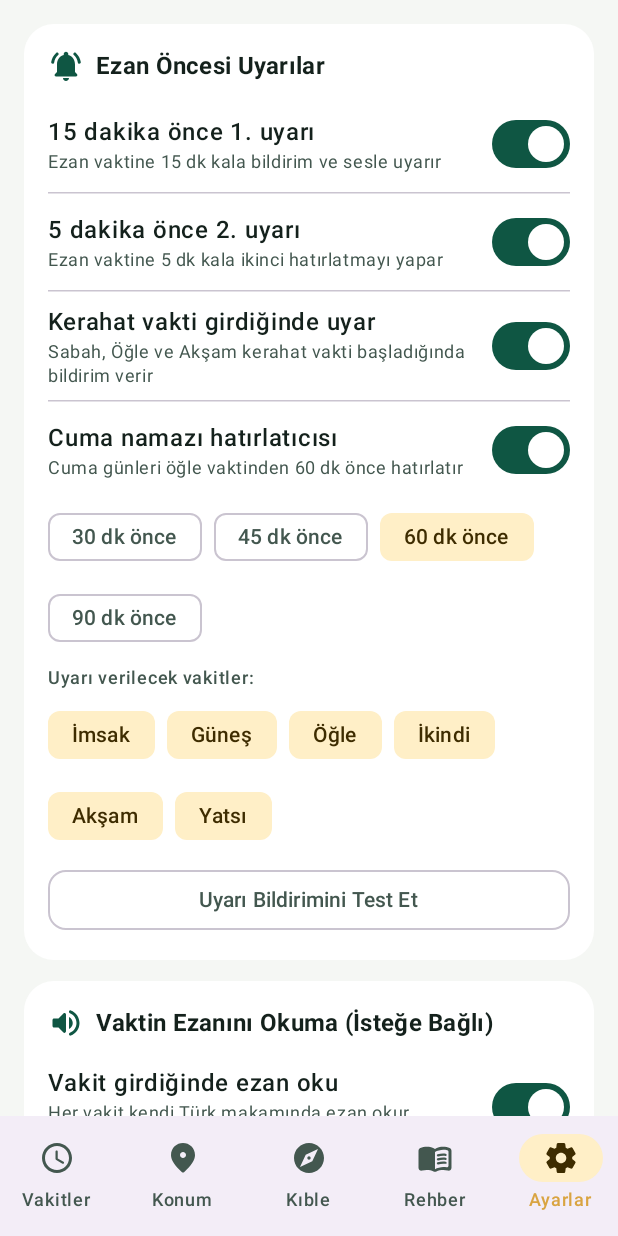
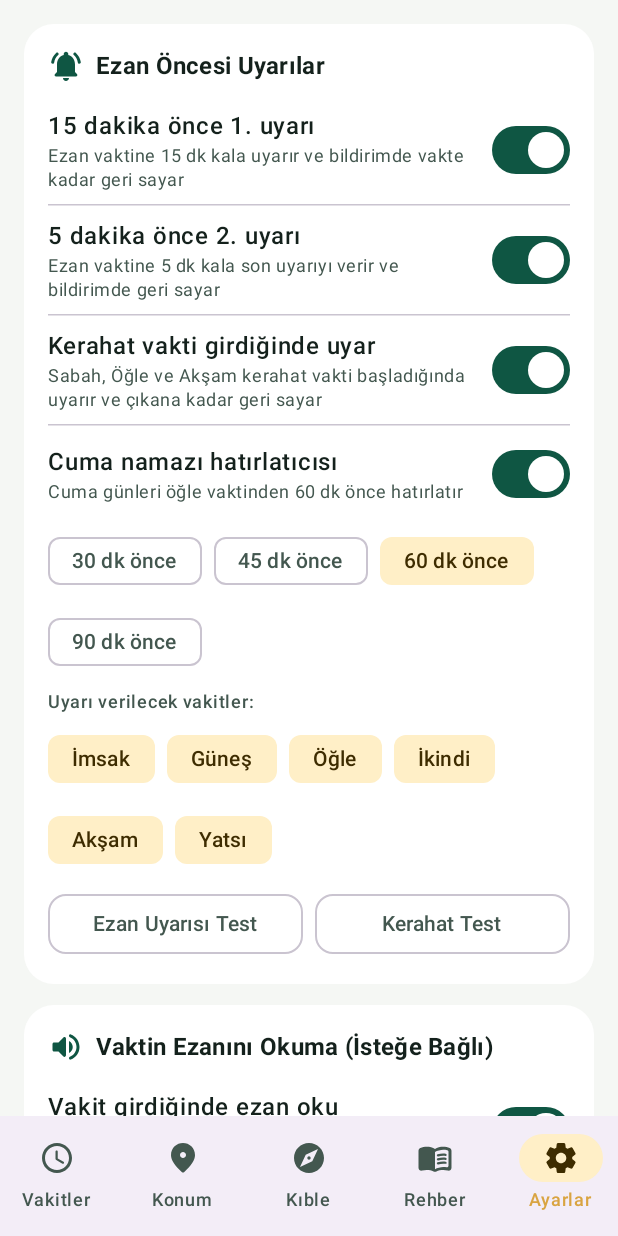
Before and after one commit to haliyucel/namaz-vakitleri, an Android app built with Jetpack Compose: the screen it shows after launch (MainActivity), item 5 of the bottom bar chosen, on a phone screen of 412 x 824 dp. Run offline under Robolectric (Android 15) with nearby library versions, the phone set to English and light mode, and no system bars.

Commit message:
v1.0.9: Live countdown notifications for pre-prayer warnings and Kerahat exit

```diff
--- a/app/build.gradle.kts
+++ b/app/build.gradle.kts
@@ -11,8 +11,8 @@ android {
         applicationId = "com.namazvakti.app"
         minSdk = 26
         targetSdk = 34
-        versionCode = 9
-        versionName = "1.0.8"
+        versionCode = 10
+        versionName = "1.0.9"
     }
 
     signingConfigs {
--- a/app/src/main/java/com/namazvakti/app/alarm/AutoSilentManager.kt
+++ b/app/src/main/java/com/namazvakti/app/alarm/AutoSilentManager.kt
@@ -257,6 +257,10 @@ object AutoSilentManager {
             .setSmallIcon(R.drawable.ic_stat_mosque)
             .setContentTitle("Sessiz Mod Aktif ($prayerName)")
             .setContentText("Telefon $restoreTimeText saatinde tekrar sesli moda geçecek.")
+            .setWhen(restoreAtMillis)
+            .setShowWhen(true)
+            .setUsesChronometer(true)
+            .setChronometerCountDown(true)
             .setOngoing(true)
             .setContentIntent(openIntent)
             .addAction(0, "Şimdi Sesliye Al", restoreIntent)
--- a/app/src/main/java/com/namazvakti/app/alarm/NotificationChannels.kt
+++ b/app/src/main/java/com/namazvakti/app/alarm/NotificationChannels.kt
@@ -31,10 +31,10 @@ object NotificationChannels {
 
         val warnings = NotificationChannel(
             CHANNEL_WARNINGS,
-            "Ezan Öncesi Uyarılar (15 dk / 5 dk)",
+            "Ezan ve Kerahat Uyarıları",
             NotificationManager.IMPORTANCE_HIGH
         ).apply {
-            description = "Ezan vaktine 15 dakika ve 5 dakika kala gönderilen hatırlatma uyarıları"
+            description = "Ezan öncesi (15 dk / 5 dk), Cuma ve kerahat vakti uyarıları ile canlı geri sayım bildirimleri"
             enableVibration(true)
             vibrationPattern = longArrayOf(0, 280, 140, 280)
             setSound(warningSound, warningAttrs)
--- a/app/src/main/java/com/namazvakti/app/alarm/PrayerAlarmScheduler.kt
+++ b/app/src/main/java/com/namazvakti/app/alarm/PrayerAlarmScheduler.kt
@@ -49,6 +49,7 @@ object PrayerAlarmScheduler {
             }
             for (kerahat in KerahatType.entries) {
                 cancelAlarm(appCtx, am, kerahatRequestCode(dayOffset, kerahat), PrayerAlarmReceiver.ACTION_KERAHAT_START)
+                cancelAlarm(appCtx, am, kerahatEndRequestCode(dayOffset, kerahat), PrayerAlarmReceiver.ACTION_KERAHAT_END)
             }
             cancelAlarm(appCtx, am, fridayRequestCode(dayOffset), PrayerAlarmReceiver.ACTION_FRIDAY_REMINDER)
         }
@@ -69,7 +70,7 @@ object PrayerAlarmScheduler {
 
                 val alertEnabled = prayer in settings.alertEnabledPrayers
 
-                // 1. 15-minute first warning (notification-only -> lighter exact alarm)
+                // 1. 15-minute first warning (notification-only -> lighter exact alarm, live countdown to prayer)
                 if (settings.warn15MinEnabled && alertEnabled) {
                     val trigger15 = prayerMillis - 15L * 60_000L
                     if (trigger15 > nowMillis + 2_000L) {
@@ -81,12 +82,13 @@ object PrayerAlarmScheduler {
                             prayer = prayer,
                             prayerTimeText = timeStr,
                             triggerAtMillis = trigger15,
+                            targetTimeMillis = prayerMillis,
                             useAlarmClock = false
                         )
                     }
                 }
 
-                // 2. 5-minute second warning (notification-only -> lighter exact alarm)
+                // 2. 5-minute second warning (notification-only -> lighter exact alarm, live countdown to prayer)
                 if (settings.warn5MinEnabled && alertEnabled) {
                     val trigger5 = prayerMillis - 5L * 60_000L
                     if (trigger5 > nowMillis + 2_000L) {
@@ -98,6 +100,7 @@ object PrayerAlarmScheduler {
                             prayer = prayer,
                             prayerTimeText = timeStr,
                             triggerAtMillis = trigger5,
+                            targetTimeMillis = prayerMillis,
                             useAlarmClock = false
                         )
                     }
@@ -118,21 +121,26 @@ object PrayerAlarmScheduler {
                         prayer = prayer,
                         prayerTimeText = timeStr,
                         triggerAtMillis = prayerMillis,
+                        targetTimeMillis = prayerMillis,
                         useAlarmClock = needsFgs
                     )
                 }
             }
 
-            // 4. Kerahat start alerts (notification-only -> lighter exact alarm)
-            if (settings.kerahatAlertEnabled) {
+            // 4. Kerahat start & end alarms (live countdown until Kerahat ends + clean widget/notif exit)
             for (window in KerahatCalculator.calculateWindows(prayerDay)) {
-                    val triggerMillis = window.startZdt.toInstant().toEpochMilli()
-                    if (triggerMillis > nowMillis + 2_000L) {
+                val startMillis = window.startZdt.toInstant().toEpochMilli()
+                val endMillis = window.endZdt.toInstant().toEpochMilli()
                 val rangeText = "${window.start.format(TIME_FMT)} - ${window.end.format(TIME_FMT)}"
+                val endText = window.end.format(TIME_FMT)
+
+                if (settings.kerahatAlertEnabled && startMillis > nowMillis + 2_000L) {
                     val intent = Intent(appCtx, PrayerAlarmReceiver::class.java).apply {
                         action = PrayerAlarmReceiver.ACTION_KERAHAT_START
                         putExtra(PrayerAlarmReceiver.EXTRA_KERAHAT_TYPE, window.type.name)
                         putExtra(PrayerAlarmReceiver.EXTRA_PRAYER_TIME_TEXT, rangeText)
+                        putExtra(PrayerAlarmReceiver.EXTRA_KERAHAT_END_TEXT, endText)
+                        putExtra(PrayerAlarmReceiver.EXTRA_TARGET_TIME_MILLIS, endMillis)
                     }
                     val pi = PendingIntent.getBroadcast(
                         appCtx,
@@ -140,21 +148,37 @@ object PrayerAlarmScheduler {
                         intent,
                         PendingIntent.FLAG_UPDATE_CURRENT or PendingIntent.FLAG_IMMUTABLE
                     )
-                        setAlarmCompat(appCtx, am, triggerMillis, pi, useAlarmClock = false)
+                    setAlarmCompat(appCtx, am, startMillis, pi, useAlarmClock = false)
                 }
+
+                // Schedule end alarm to clear Kerahat countdown & switch widget back (essential for Sabah İşrak!)
+                if ((settings.kerahatAlertEnabled || window.type == KerahatType.SABAH) && endMillis > nowMillis + 2_000L) {
+                    val endIntent = Intent(appCtx, PrayerAlarmReceiver::class.java).apply {
+                        action = PrayerAlarmReceiver.ACTION_KERAHAT_END
+                        putExtra(PrayerAlarmReceiver.EXTRA_KERAHAT_TYPE, window.type.name)
+                    }
+                    val endPi = PendingIntent.getBroadcast(
+                        appCtx,
+                        kerahatEndRequestCode(dayOffset, window.type),
+                        endIntent,
+                        PendingIntent.FLAG_UPDATE_CURRENT or PendingIntent.FLAG_IMMUTABLE
+                    )
+                    setAlarmCompat(appCtx, am, endMillis, endPi, useAlarmClock = false)
                 }
             }
 
-            // 5. Friday prayer (Cuma Namazı) reminder (notification-only -> lighter exact alarm)
+            // 5. Friday prayer (Cuma Namazı) reminder (notification-only -> live countdown until Öğle)
             if (settings.fridayReminderEnabled && targetDate.dayOfWeek == DayOfWeek.FRIDAY) {
                 val ogleZdt = prayerDay.zonedDateTime(PrayerType.OGLE)
+                val ogleMillis = ogleZdt.toInstant().toEpochMilli()
                 val leadMins = settings.fridayReminderMinutesBefore.toLong()
-                val triggerFriday = ogleZdt.toInstant().toEpochMilli() - leadMins * 60_000L
+                val triggerFriday = ogleMillis - leadMins * 60_000L
                 if (triggerFriday > nowMillis + 2_000L) {
                     val intent = Intent(appCtx, PrayerAlarmReceiver::class.java).apply {
                         action = PrayerAlarmReceiver.ACTION_FRIDAY_REMINDER
                         putExtra(PrayerAlarmReceiver.EXTRA_PRAYER_TIME_TEXT, ogleZdt.toLocalTime().format(TIME_FMT))
                         putExtra(PrayerAlarmReceiver.EXTRA_FRIDAY_LEAD_MINUTES, settings.fridayReminderMinutesBefore)
+                        putExtra(PrayerAlarmReceiver.EXTRA_TARGET_TIME_MILLIS, ogleMillis)
                     }
                     val pi = PendingIntent.getBroadcast(
                         appCtx,
@@ -239,12 +263,14 @@ object PrayerAlarmScheduler {
         prayer: PrayerType,
         prayerTimeText: String,
         triggerAtMillis: Long,
+        targetTimeMillis: Long,
         useAlarmClock: Boolean
     ) {
         val intent = Intent(context, PrayerAlarmReceiver::class.java).apply {
             this.action = action
             putExtra(PrayerAlarmReceiver.EXTRA_PRAYER_TYPE, prayer.name)
             putExtra(PrayerAlarmReceiver.EXTRA_PRAYER_TIME_TEXT, prayerTimeText)
+            putExtra(PrayerAlarmReceiver.EXTRA_TARGET_TIME_MILLIS, targetTimeMillis)
         }
         val pi = PendingIntent.getBroadcast(
             context,
@@ -312,6 +338,9 @@ object PrayerAlarmScheduler {
     private fun kerahatRequestCode(dayOffset: Int, kerahat: KerahatType): Int =
         2500 + dayOffset * 10 + kerahat.ordinal
 
+    private fun kerahatEndRequestCode(dayOffset: Int, kerahat: KerahatType): Int =
+        2550 + dayOffset * 10 + kerahat.ordinal
+
     private fun fridayRequestCode(dayOffset: Int): Int =
         2600 + dayOffset
 }
--- a/app/src/main/java/com/namazvakti/app/service/AutoSilentService.kt
+++ b/app/src/main/java/com/namazvakti/app/service/AutoSilentService.kt
@@ -141,6 +141,10 @@ class AutoSilentService : Service() {
                         .format(DateTimeFormatter.ofPattern("HH:mm"))
                 } saatinde tekrar sesli moda geçecek."
             )
+            .setWhen(restoreAtMillis)
+            .setShowWhen(true)
+            .setUsesChronometer(true)
+            .setChronometerCountDown(true)
             .setOngoing(true)
             .setSilent(true)
             .setContentIntent(
--- a/app/src/main/java/com/namazvakti/app/ui/screens/SettingsScreen.kt
+++ b/app/src/main/java/com/namazvakti/app/ui/screens/SettingsScreen.kt
@@ -64,6 +64,7 @@ fun SettingsScreen(
     onStopAdhan: () -> Unit,
     onOpenDndSettings: () -> Unit,
     onTestWarningNotification: () -> Unit,
+    onTestKerahatNotification: () -> Unit,
     onTestAutoSilent15Sec: () -> Unit,
     onAddHomeWidget: () -> Unit
 ) {
@@ -80,7 +81,7 @@ fun SettingsScreen(
             ) {
                 SwitchRow(
                     title = "15 dakika önce 1. uyarı",
-                    subtitle = "Ezan vaktine 15 dk kala bildirim ve sesle uyarır",
+                    subtitle = "Ezan vaktine 15 dk kala uyarır ve bildirimde vakte kadar geri sayar",
                     checked = settings.warn15MinEnabled,
                     onCheckedChange = { enabled ->
                         onUpdateSettings { it.copy(warn15MinEnabled = enabled) }
@@ -89,7 +90,7 @@ fun SettingsScreen(
                 HorizontalDivider(modifier = Modifier.padding(vertical = 4.dp))
                 SwitchRow(
                     title = "5 dakika önce 2. uyarı",
-                    subtitle = "Ezan vaktine 5 dk kala ikinci hatırlatmayı yapar",
+                    subtitle = "Ezan vaktine 5 dk kala son uyarıyı verir ve bildirimde geri sayar",
                     checked = settings.warn5MinEnabled,
                     onCheckedChange = { enabled ->
                         onUpdateSettings { it.copy(warn5MinEnabled = enabled) }
@@ -98,7 +99,7 @@ fun SettingsScreen(
                 HorizontalDivider(modifier = Modifier.padding(vertical = 4.dp))
                 SwitchRow(
                     title = "Kerahat vakti girdiğinde uyar",
-                    subtitle = "Sabah, Öğle ve Akşam kerahat vakti başladığında bildirim verir",
+                    subtitle = "Sabah, Öğle ve Akşam kerahat vakti başladığında uyarır ve çıkana kadar geri sayar",
                     checked = settings.kerahatAlertEnabled,
                     onCheckedChange = { enabled ->
                         onUpdateSettings { it.copy(kerahatAlertEnabled = enabled) }
@@ -157,12 +158,24 @@ fun SettingsScreen(
                     }
                 }
                 Spacer(Modifier.height(8.dp))
-                OutlinedButton(
-                    onClick = onTestWarningNotification,
+                Row(
                     modifier = Modifier.fillMaxWidth(),
-                    shape = RoundedCornerShape(12.dp)
+                    horizontalArrangement = Arrangement.spacedBy(8.dp)
                 ) {
-                    Text("Uyarı Bildirimini Test Et")
+                    OutlinedButton(
+                        onClick = onTestWarningNotification,
+                        modifier = Modifier.weight(1f),
+                        shape = RoundedCornerShape(12.dp)
+                    ) {
+                        Text("Ezan Uyarısı Test", maxLines = 1)
+                    }
+                    OutlinedButton(
+                        onClick = onTestKerahatNotification,
+                        modifier = Modifier.weight(1f),
+                        shape = RoundedCornerShape(12.dp)
+                    ) {
+                        Text("Kerahat Test", maxLines = 1)
+                    }
                 }
             }
         }
--- /dev/null
+++ b/app/src/main/res/drawable/bg_notif_pill_emerald.xml
@@ -0,0 +1,6 @@
+<?xml version="1.0" encoding="utf-8"?>
+<shape xmlns:android="http://schemas.android.com/apk/res/android"
+    android:shape="rectangle">
+    <solid android:color="#0E6B4E" />
+    <corners android:radius="10dp" />
+</shape>
--- /dev/null
+++ b/app/src/main/res/drawable/bg_notif_pill_kerahat.xml
@@ -0,0 +1,6 @@
+<?xml version="1.0" encoding="utf-8"?>
+<shape xmlns:android="http://schemas.android.com/apk/res/android"
+    android:shape="rectangle">
+    <solid android:color="#C65D07" />
+    <corners android:radius="10dp" />
+</shape>
```
Also changed, not shown: app/src/main/java/com/namazvakti/app/MainActivity.kt (+31 -16 lines), app/src/main/java/com/namazvakti/app/alarm/CountdownNotificationHelper.kt (added, +182 -0 lines), app/src/main/java/com/namazvakti/app/alarm/PrayerAlarmReceiver.kt (+78 -5 lines), app/src/main/java/com/namazvakti/app/ui/screens/PrayerTimesScreen.kt (+38 -6 lines), app/src/main/java/com/namazvakti/app/widget/PrayerWidgetProvider.kt (+15 -9 lines), app/src/main/res/layout/notification_countdown.xml (added, +44 -0 lines), app/src/main/res/layout/notification_countdown_big.xml (added, +58 -0 lines), 1 other file. Lines whose indentation alone changed are shown as unchanged.
